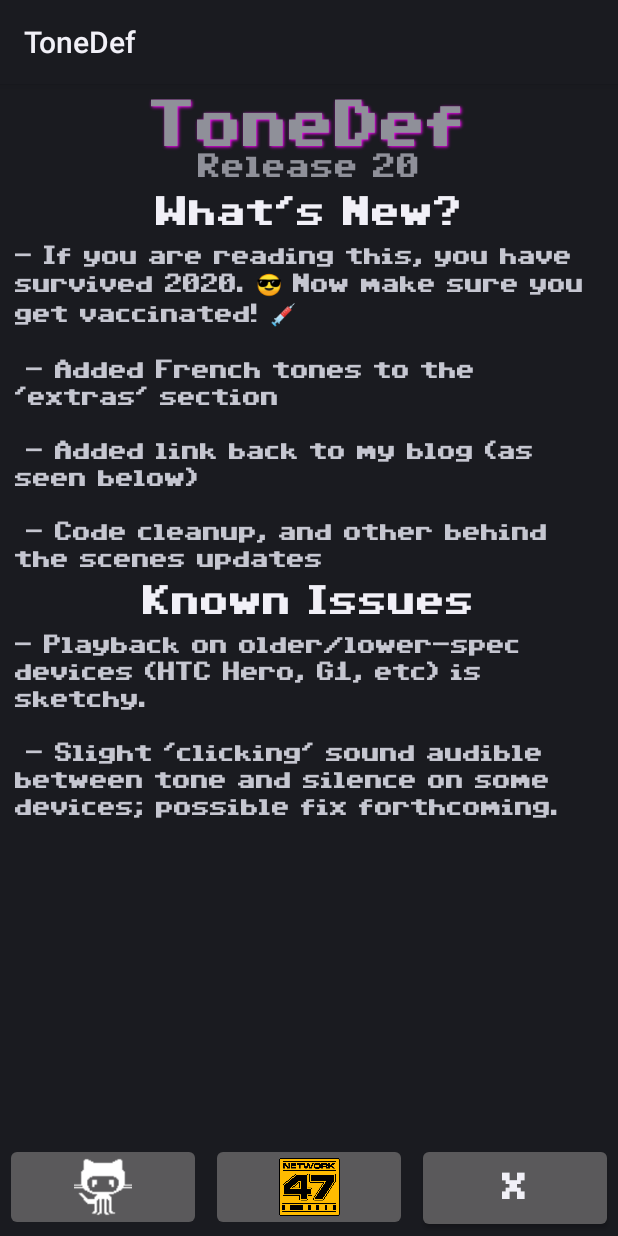
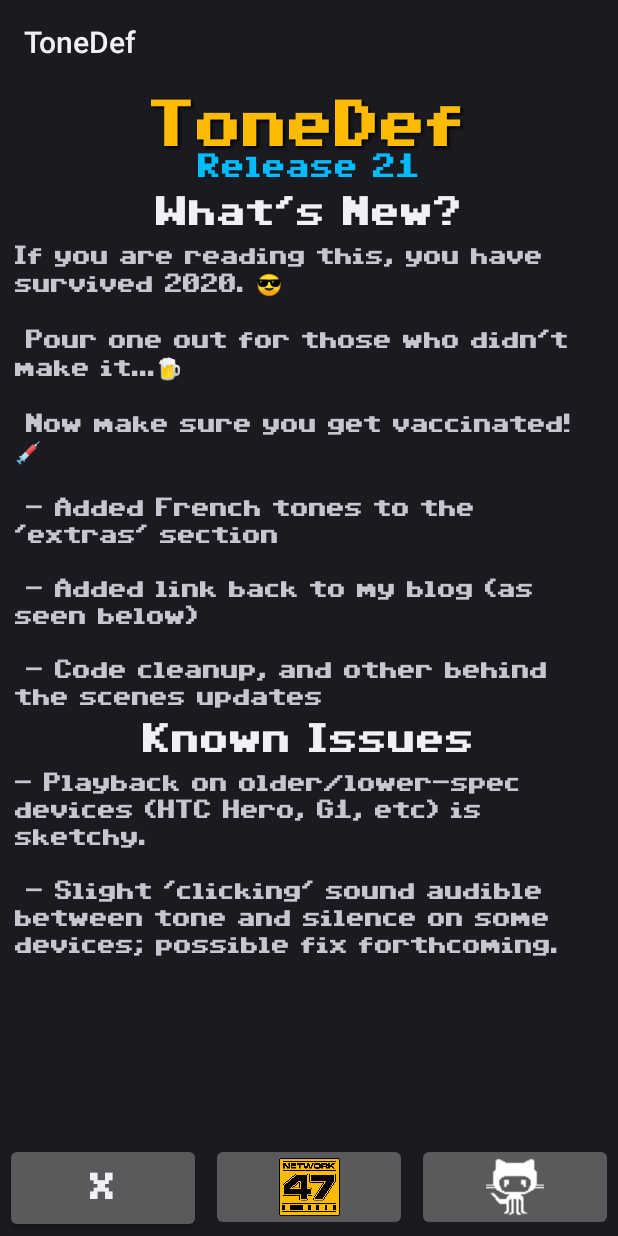
Before and after one commit to Fortyseven/ToneDef, an Android app: the MainActivity screen opened directly, with no data from a screen before it, after a tap on "ABOUT", on a phone screen of 412 x 824 dp. Run offline under Robolectric (Android 15) with nearby library versions, the phone set to English and light mode, and no system bars.

Commit message:
Further About box revisions; swapped position of X to close it

```diff
--- a/MainApp/src/main/res/layout/about.xml
+++ b/MainApp/src/main/res/layout/about.xml
@@ -4,8 +4,7 @@
     xmlns:tools="http://schemas.android.com/tools"
     android:layout_width="match_parent"
     android:layout_height="match_parent"
-    android:orientation="vertical"
-    >
+    android:orientation="vertical">
 
     <ScrollView
         android:id="@+id/top"
@@ -17,8 +16,7 @@
         android:scrollbarAlwaysDrawVerticalTrack="true"
         android:scrollbarDefaultDelayBeforeFade="999999"
         android:scrollbarStyle="insideOverlay"
-        android:scrollbars="vertical"
-        >
+        android:scrollbars="vertical">
 
         <LinearLayout
             android:id="@+id/aboutlayout"
@@ -32,12 +30,13 @@
                 android:layout_width="match_parent"
                 android:layout_height="wrap_content"
                 android:gravity="center_horizontal"
-                android:shadowColor="#FF00FF"
-                android:shadowDx="1"
-                android:shadowDy="1"
+                android:shadowColor="#000000"
+                android:shadowDx="2"
+                android:shadowDy="2"
                 android:shadowRadius="2"
                 android:text="@string/app_name"
-                android:textSize="35sp"
+                android:textColor="#FFBB00"
+                android:textSize="35dp"
                 android:textStyle="bold"
                 android:typeface="monospace" />
 
@@ -46,7 +45,8 @@
                 android:layout_height="wrap_content"
                 android:gravity="center_horizontal"
                 android:text="@string/version"
-                android:textSize="18sp" />
+                android:textColor="#00bbFF"
+                android:textSize="18dp" />
 
             <TextView
                 style="@android:style/TextAppearance.Large"
@@ -92,38 +92,39 @@
         android:orientation="horizontal"
         android:weightSum="3">
 
+        <Button
+            android:id="@+id/OK"
+            android:layout_width="0dp"
+            android:layout_height="60dp"
+            android:layout_margin="3dp"
+            android:layout_weight="1"
+            android:contentDescription="Close About screen"
+            android:onClick="clickClose"
+            android:text="@string/close"
+            android:textSize="20sp" />
+
         <ImageButton
-            android:contentDescription="Fork me on GitHub!"
+            android:id="@+id/btnNetwork47"
+            android:layout_width="0dp"
+            android:layout_height="match_parent"
+            android:layout_margin="3dp"
+            android:layout_weight="1"
+            android:contentDescription="Visit Network 47!"
+            android:onClick="clickNetwork47"
+            android:scaleType="centerInside"
+            android:src="@drawable/network47" />
+
+        <ImageButton
             android:id="@+id/btnGitHub"
             android:layout_width="0dp"
             android:layout_height="match_parent"
             android:layout_margin="3dp"
             android:layout_weight="1"
+            android:contentDescription="Fork me on GitHub!"
             android:onClick="clickGitHub"
             android:scaleType="centerInside"
             android:src="@drawable/github"
             android:textSize="10dp" />
 
-        <ImageButton
-            android:contentDescription="Visit Network 47!"
-            android:id="@+id/btnNetwork47"
-            android:layout_width="0dp"
-            android:layout_height="match_parent"
-            android:layout_margin="3dp"
-            android:layout_weight="1"
-            android:onClick="clickNetwork47"
-            android:scaleType="centerInside"
-            android:src="@drawable/network47" />
-
-        <Button
-            android:contentDescription="Close About screen"
-            android:id="@+id/OK"
-            android:layout_width="0dp"
-            android:layout_height="60dp"
-            android:layout_margin="3dp"
-            android:layout_weight="1"
-            android:onClick="clickClose"
-            android:text="@string/close"
-            android:textSize="20sp" />
     </LinearLayout>
 </LinearLayout>
--- a/MainApp/src/main/res/values/strings.xml
+++ b/MainApp/src/main/res/values/strings.xml
@@ -1,10 +1,12 @@
 <?xml version="1.0" encoding="utf-8"?>
 <resources>
     <string name="app_name">ToneDef</string>
-    <string name="version">Release 20</string>
+    <string name="version">Release 21</string>
     <string name="about_whatsnew">What\'s New?</string>
     <string name="about_whatsnew_text">
-        - If you are reading this, you have survived 2020. 😎 Now make sure you get vaccinated! 💉\n\n
+        If you are reading this, you have survived 2020. 😎\n\n
+        Pour one out for those who didn\'t make it...🍺\n\n
+        Now make sure you get vaccinated! 💉\n\n
         - Added French tones to the \'extras\' section\n\n
         - Added link back to my blog (as seen below)\n\n
         - Code cleanup, and other behind the scenes updates
```
